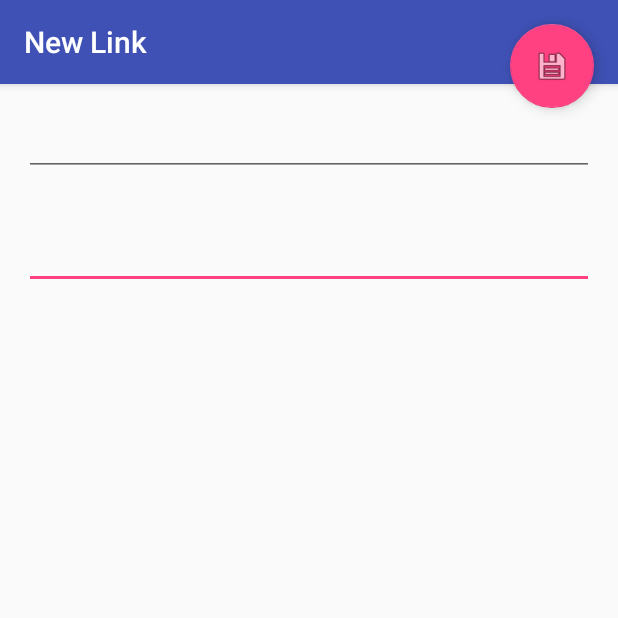
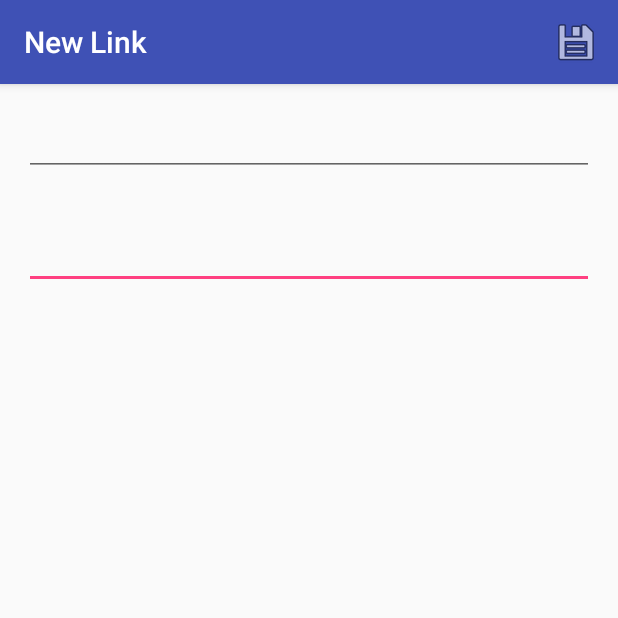
Before and after one commit to PoliM/LinkBasket, an Android app: the NewLinkActivity screen opened directly, with no data from a screen before it, on a phone screen of 412 x 824 dp, the top half of it. Run offline under Robolectric (Android 15) with nearby library versions, the phone set to English and light mode, and no system bars; 1 statement that could not run was skipped.

Commit message:
Link database added. Saves links now

```diff
--- a/app/src/main/AndroidManifest.xml
+++ b/app/src/main/AndroidManifest.xml
@@ -7,7 +7,8 @@
         android:icon="@mipmap/ic_launcher"
         android:label="@string/app_name"
         android:supportsRtl="true"
-        android:theme="@style/AppTheme">
+        android:theme="@style/AppTheme"
+        android:name=".LinkBasketApplication">
         <activity
             android:name=".LinkListActivity"
             android:label="@string/app_name"
--- a/app/src/main/java/ch/ocram/linkbasket/main/NewLinkActivity.kt
+++ b/app/src/main/java/ch/ocram/linkbasket/main/NewLinkActivity.kt
@@ -2,6 +2,8 @@ package ch.ocram.linkbasket.main
 
 import android.os.Bundle
 import android.support.v7.app.AppCompatActivity
+import android.view.Menu
+import android.view.MenuItem
 import kotlinx.android.synthetic.main.activity_new_link.*
 import kotlinx.android.synthetic.main.content_new_link.*
 
@@ -10,19 +12,27 @@ class NewLinkActivity : AppCompatActivity() {
     override fun onCreate(savedInstanceState: Bundle?) {
         super.onCreate(savedInstanceState)
         setContentView(R.layout.activity_new_link)
-
         setSupportActionBar(toolbar)
-
-        fabSave.setOnClickListener { view ->
-            finishLink()
-        }
 
         val data = intent.data
         editUri.setText(data.toString())
         editDescription.requestFocus()
     }
 
-    fun finishLink() {
+    override fun onCreateOptionsMenu(menu: Menu): Boolean {
+        super.onCreateOptionsMenu(menu)
+        menuInflater.inflate(R.menu.new_link_menu, menu)
+        return true
+    }
+
+    fun onFinishLink(menuItem: MenuItem) {
+
+        val link = Link()
+        link.url = editUri.text.toString()
+        link.description = editDescription.text.toString()
+
+        link.save()
+
         this.finish()
     }
 }
--- a/app/src/main/res/layout/activity_new_link.xml
+++ b/app/src/main/res/layout/activity_new_link.xml
@@ -23,12 +23,4 @@
 
     <include layout="@layout/content_new_link" />
 
-    <android.support.design.widget.FloatingActionButton
-        android:id="@+id/fabSave"
-        android:layout_width="wrap_content"
-        android:layout_height="wrap_content"
-        android:layout_gravity="top|end"
-        android:layout_margin="@dimen/fab_margin"
-        app:srcCompat="@android:drawable/ic_menu_save" />
-
 </android.support.design.widget.CoordinatorLayout>
--- /dev/null
+++ b/app/src/main/res/menu/new_link_menu.xml
@@ -0,0 +1,13 @@
+<?xml version="1.0" encoding="utf-8"?>
+<menu xmlns:tools="http://schemas.android.com/tools"
+    xmlns:android="http://schemas.android.com/apk/res/android"
+    xmlns:app="http://schemas.android.com/apk/res-auto"
+    tools:context="ch.ocram.linkbasket.main.NewLinkActivity"
+    >
+
+    <item android:title="@string/finish"
+        android:id="@+id/finish"
+        android:icon="@android:drawable/ic_menu_save"
+        app:showAsAction="ifRoom"
+        android:onClick="onFinishLink" />
+</menu>
--- a/app/src/main/res/values/strings.xml
+++ b/app/src/main/res/values/strings.xml
@@ -2,4 +2,5 @@
     <string name="app_name">Link Basket</string>
     <string name="title_link_detail">Link Detail</string>
     <string name="title_activity_new_link">New Link</string>
+    <string name="finish">Finish</string>
 </resources>
```
Also changed, not shown: app/build.gradle (+17 -0 lines), app/src/main/java/ch/ocram/linkbasket/main/Link.kt (added, +25 -0 lines), app/src/main/java/ch/ocram/linkbasket/main/LinkBasketApplication.kt (added, +12 -0 lines), app/src/main/java/ch/ocram/linkbasket/main/LinkDatabase.kt (added, +9 -0 lines).
